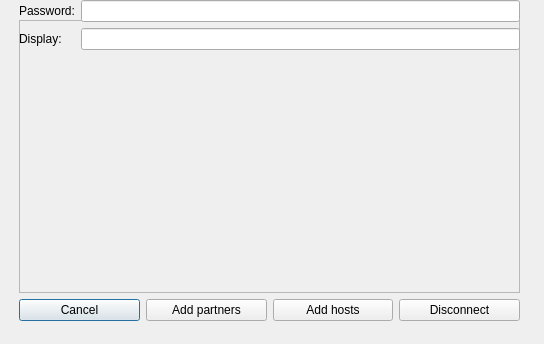
Qt form src/sys/mapeditor/forms/MERemotePartner.ui (hpcdgrie/covise) before a commit.
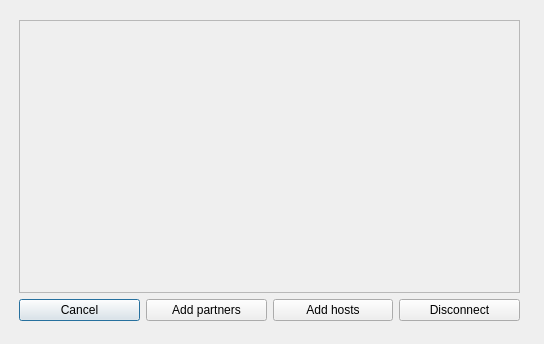
The same form after that commit.

The edit to the form file:
```diff
--- a/src/sys/mapeditor/forms/MERemotePartner.ui
+++ b/src/sys/mapeditor/forms/MERemotePartner.ui
@@ -78,42 +78,6 @@
     </item>
    </layout>
   </widget>
-  <widget class="QWidget" name="formLayoutWidget">
-   <property name="geometry">
-    <rect>
-     <x>19</x>
-     <y>0</y>
-     <width>501</width>
-     <height>58</height>
-    </rect>
-   </property>
-   <layout class="QFormLayout" name="formLayout">
-    <item row="0" column="0">
-     <widget class="QLabel" name="label">
-      <property name="text">
-       <string>Password:</string>
-      </property>
-     </widget>
-    </item>
-    <item row="1" column="0">
-     <widget class="QLabel" name="label_2">
-      <property name="text">
-       <string>Display:</string>
-      </property>
-     </widget>
-    </item>
-    <item row="1" column="1">
-     <widget class="QLineEdit" name="displayIpf"/>
-    </item>
-    <item row="0" column="1">
-     <widget class="QLineEdit" name="passwordIpf">
-      <property name="echoMode">
-       <enum>QLineEdit::Password</enum>
-      </property>
-     </widget>
-    </item>
-   </layout>
-  </widget>
  </widget>
  <resources/>
  <connections/>
```
